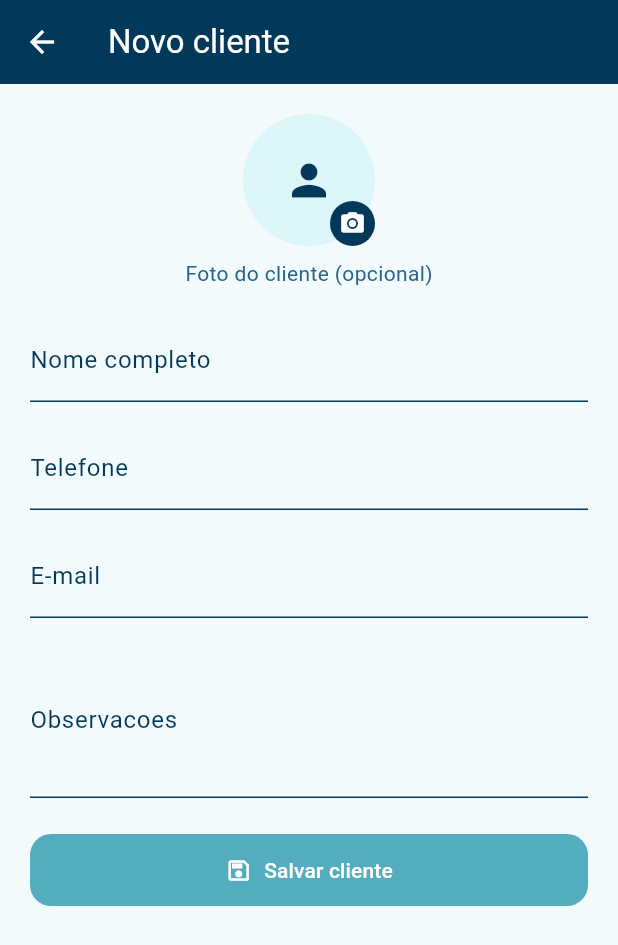
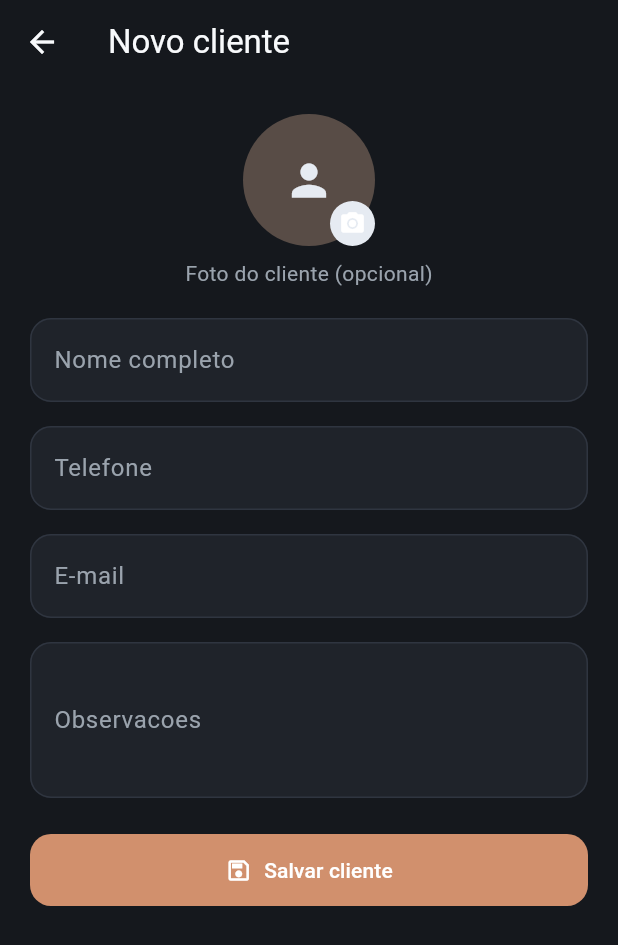
Before and after one commit to Mauricio-HNS/ClientFlow, a Flutter app: the screen it shows after launch, item 2 of the bottom bar chosen, after a tap on the "person add alt 1" icon, on a phone screen of 412 x 824 dp. Shown: the top 945 px of the screen. Run offline on Flutter 3.47's test engine with Material 3 defaults, Android fonts, the phone set to English and light mode, and no system bars; our stand-ins replace image_picker; missing offline and left inert: signalr_core; network calls fail.

Commit message:
Apply Luna metallic style across apps

```diff
--- a/apps/mobile/lib/main.dart
+++ b/apps/mobile/lib/main.dart
@@ -22,15 +22,17 @@ class ClientFlowApp extends StatelessWidget {
   @override
   Widget build(BuildContext context) {
     final colorScheme = ColorScheme(
-      brightness: Brightness.light,
-      primary: ClientFlowPalette.primary,
-      onPrimary: Colors.white,
-      secondary: ClientFlowPalette.accent,
-      onSecondary: ClientFlowPalette.deep,
+      brightness: Brightness.dark,
+      primary: ClientFlowPalette.accent,
+      onPrimary: ClientFlowPalette.deepest,
+      secondary: ClientFlowPalette.primary,
+      onSecondary: ClientFlowPalette.deepest,
       error: const Color(0xFFB91C1C),
       onError: Colors.white,
       surface: ClientFlowPalette.surface,
-      onSurface: ClientFlowPalette.deep,
+      onSurface: ClientFlowPalette.deepest,
+      background: ClientFlowPalette.background,
+      onBackground: ClientFlowPalette.deepest,
     );
 
     return MaterialApp(
@@ -40,18 +42,18 @@ class ClientFlowApp extends StatelessWidget {
         scaffoldBackgroundColor: ClientFlowPalette.background,
         useMaterial3: true,
         appBarTheme: const AppBarTheme(
-          backgroundColor: ClientFlowPalette.deep,
-          foregroundColor: Colors.white,
+          backgroundColor: ClientFlowPalette.background,
+          foregroundColor: ClientFlowPalette.deepest,
           centerTitle: false,
           elevation: 0,
         ),
         navigationBarTheme: NavigationBarThemeData(
           backgroundColor: ClientFlowPalette.surface,
-          indicatorColor: ClientFlowPalette.primary.withOpacity(0.35),
+          indicatorColor: ClientFlowPalette.accent.withOpacity(0.25),
           labelTextStyle: WidgetStateProperty.resolveWith(
             (states) => TextStyle(
               color: states.contains(WidgetState.selected)
-                  ? ClientFlowPalette.deep
+                  ? ClientFlowPalette.deepest
                   : ClientFlowPalette.muted,
               fontWeight: FontWeight.w600,
             ),
@@ -59,15 +61,33 @@ class ClientFlowApp extends StatelessWidget {
           iconTheme: WidgetStateProperty.resolveWith(
             (states) => IconThemeData(
               color: states.contains(WidgetState.selected)
-                  ? ClientFlowPalette.deep
+                  ? ClientFlowPalette.deepest
                   : ClientFlowPalette.muted,
             ),
           ),
         ),
+        inputDecorationTheme: InputDecorationTheme(
+          filled: true,
+          fillColor: ClientFlowPalette.surface,
+          border: OutlineInputBorder(
+            borderRadius: BorderRadius.circular(14),
+            borderSide: const BorderSide(color: ClientFlowPalette.surfaceBorder),
+          ),
+          enabledBorder: OutlineInputBorder(
+            borderRadius: BorderRadius.circular(14),
+            borderSide: const BorderSide(color: ClientFlowPalette.surfaceBorder),
+          ),
+          focusedBorder: OutlineInputBorder(
+            borderRadius: BorderRadius.circular(14),
+            borderSide: const BorderSide(color: ClientFlowPalette.accent, width: 1.4),
+          ),
+          labelStyle: const TextStyle(color: ClientFlowPalette.muted),
+          hintStyle: const TextStyle(color: ClientFlowPalette.muted),
+        ),
         filledButtonTheme: FilledButtonThemeData(
           style: FilledButton.styleFrom(
-            backgroundColor: ClientFlowPalette.primary,
-            foregroundColor: ClientFlowPalette.deep,
+            backgroundColor: ClientFlowPalette.accent,
+            foregroundColor: ClientFlowPalette.deepest,
             padding: const EdgeInsets.symmetric(horizontal: 20, vertical: 14),
             shape: RoundedRectangleBorder(
               borderRadius: BorderRadius.circular(14),
@@ -75,7 +95,7 @@ class ClientFlowApp extends StatelessWidget {
           ),
         ),
         cardTheme: CardThemeData(
-          color: Colors.white,
+          color: ClientFlowPalette.surface,
           elevation: 0,
           margin: EdgeInsets.zero,
           shape: RoundedRectangleBorder(
--- a/apps/mobile/lib/screens/chat_screen.dart
+++ b/apps/mobile/lib/screens/chat_screen.dart
@@ -145,9 +145,10 @@ class _MessageBubble extends StatelessWidget {
     final isSalon = message.isSalon;
     final alignment = isSalon ? Alignment.centerRight : Alignment.centerLeft;
     final color = isSalon
-        ? ClientFlowPalette.primary.withOpacity(0.85)
+        ? ClientFlowPalette.accent.withOpacity(0.9)
         : ClientFlowPalette.surface;
-    final textColor = isSalon ? ClientFlowPalette.deepest : ClientFlowPalette.deep;
+    final textColor =
+        isSalon ? ClientFlowPalette.deepest : ClientFlowPalette.deepest;
 
     return Align(
       alignment: alignment,
--- a/apps/mobile/lib/screens/client_detail_screen.dart
+++ b/apps/mobile/lib/screens/client_detail_screen.dart
@@ -114,13 +114,13 @@ class _Header extends StatelessWidget {
         children: [
           CircleAvatar(
             radius: 30,
-            backgroundColor: ClientFlowPalette.primary.withOpacity(0.4),
+            backgroundColor: ClientFlowPalette.accent.withOpacity(0.35),
             child: Text(
               client.name.isNotEmpty ? client.name[0].toUpperCase() : '?',
               style: const TextStyle(
                 fontSize: 22,
                 fontWeight: FontWeight.bold,
-                color: ClientFlowPalette.deep,
+                color: ClientFlowPalette.deepest,
               ),
             ),
           ),
--- a/apps/mobile/lib/screens/clients_screen.dart
+++ b/apps/mobile/lib/screens/clients_screen.dart
@@ -175,11 +175,11 @@ class _ClientCard extends StatelessWidget {
             children: [
             CircleAvatar(
               radius: 22,
-                backgroundColor: ClientFlowPalette.primary.withOpacity(0.35),
+              backgroundColor: ClientFlowPalette.accent.withOpacity(0.35),
               child: Text(
                 client.name.isNotEmpty ? client.name[0].toUpperCase() : '?',
                 style: const TextStyle(
-                    color: ClientFlowPalette.deep,
+                  color: ClientFlowPalette.deepest,
                   fontWeight: FontWeight.bold,
                 ),
               ),
--- a/apps/mobile/lib/screens/home_screen.dart
+++ b/apps/mobile/lib/screens/home_screen.dart
@@ -141,45 +141,6 @@ Client? _findClient(List<Client> clients, String id) {
   return null;
 }
 
-class _HeroHeader extends StatelessWidget {
-  const _HeroHeader();
-
-  @override
-  Widget build(BuildContext context) {
-    return Container(
-      padding: const EdgeInsets.all(20),
-      decoration: BoxDecoration(
-        gradient: const LinearGradient(
-          colors: [ClientFlowPalette.primary, ClientFlowPalette.accent],
-          begin: Alignment.topLeft,
-          end: Alignment.bottomRight,
-        ),
-        borderRadius: BorderRadius.circular(24),
-      ),
-      child: const Column(
-        crossAxisAlignment: CrossAxisAlignment.start,
-        children: [
-          Text(
-            'Seu fluxo de clientes, sem atrito.',
-            style: TextStyle(
-              fontSize: 22,
-              fontWeight: FontWeight.w700,
-              color: ClientFlowPalette.deepest,
-            ),
-          ),
-          SizedBox(height: 8),
-          Text(
-            'Agenda inteligente, historico completo e follow-ups automaticos.',
-            style: TextStyle(
-              color: ClientFlowPalette.deep,
-            ),
-          ),
-        ],
-      ),
-    );
-  }
-}
-
 class _HomeHeader extends StatelessWidget {
   const _HomeHeader();
 
@@ -209,7 +170,7 @@ class _HomeHeader extends StatelessWidget {
         ),
         const CircleAvatar(
           radius: 22,
-          backgroundColor: ClientFlowPalette.primary,
+          backgroundColor: ClientFlowPalette.surface,
           child: Icon(Icons.person, color: ClientFlowPalette.deepest),
         ),
       ],
@@ -228,6 +189,13 @@ class _AppBrandCard extends StatelessWidget {
         borderRadius: BorderRadius.circular(20),
         color: ClientFlowPalette.surface,
         border: Border.all(color: ClientFlowPalette.surfaceBorder),
+        boxShadow: [
+          BoxShadow(
+            color: Colors.black.withOpacity(0.35),
+            blurRadius: 18,
+            offset: const Offset(0, 10),
+          ),
+        ],
       ),
       child: Row(
         children: [
@@ -235,7 +203,7 @@ class _AppBrandCard extends StatelessWidget {
             width: 54,
             height: 54,
             decoration: BoxDecoration(
-              color: ClientFlowPalette.primary,
+              color: ClientFlowPalette.accent,
               borderRadius: BorderRadius.circular(16),
             ),
             child: const Icon(
@@ -249,7 +217,7 @@ class _AppBrandCard extends StatelessWidget {
               'ClientFlow\nGestao inteligente do seu salao',
               style: TextStyle(
                 fontWeight: FontWeight.w600,
-                color: ClientFlowPalette.deep,
+                color: ClientFlowPalette.deepest,
               ),
             ),
           ),
@@ -269,10 +237,17 @@ class _BusinessPhotoCard extends StatelessWidget {
       decoration: BoxDecoration(
         borderRadius: BorderRadius.circular(22),
         gradient: const LinearGradient(
-          colors: [ClientFlowPalette.accent, ClientFlowPalette.deep],
+          colors: [ClientFlowPalette.dark, ClientFlowPalette.deep],
           begin: Alignment.topLeft,
           end: Alignment.bottomRight,
         ),
+        boxShadow: [
+          BoxShadow(
+            color: Colors.black.withOpacity(0.4),
+            blurRadius: 20,
+            offset: const Offset(0, 12),
+          ),
+        ],
       ),
       child: Stack(
         children: [
@@ -294,7 +269,7 @@ class _BusinessPhotoCard extends StatelessWidget {
                 SizedBox(height: 4),
                 Text(
                   'Foto do comercio (personalizavel)',
-                  style: TextStyle(color: Color(0xFFD6EAF5)),
+                  style: TextStyle(color: ClientFlowPalette.primary),
                 ),
               ],
             ),
@@ -313,18 +288,18 @@ class _DemoBanner extends StatelessWidget {
     return Container(
       padding: const EdgeInsets.all(12),
       decoration: BoxDecoration(
-        color: ClientFlowPalette.primary.withOpacity(0.18),
+        color: ClientFlowPalette.accent.withOpacity(0.15),
         borderRadius: BorderRadius.circular(16),
-        border: Border.all(color: ClientFlowPalette.primary.withOpacity(0.4)),
+        border: Border.all(color: ClientFlowPalette.accent.withOpacity(0.4)),
       ),
       child: const Row(
         children: [
-          Icon(Icons.auto_awesome, color: ClientFlowPalette.deep),
+          Icon(Icons.auto_awesome, color: ClientFlowPalette.primary),
           SizedBox(width: 8),
           Expanded(
             child: Text(
               'Modo demo ativo. Mostrando dados locais enquanto a API nao responde.',
-              style: TextStyle(color: ClientFlowPalette.deep),
+              style: TextStyle(color: ClientFlowPalette.deepest),
             ),
           ),
         ],
--- a/apps/mobile/lib/screens/splash_screen.dart
+++ b/apps/mobile/lib/screens/splash_screen.dart
@@ -42,7 +42,7 @@ class _SplashScreenState extends State<SplashScreen>
   @override
   Widget build(BuildContext context) {
     return Scaffold(
-      backgroundColor: ClientFlowPalette.deepest,
+      backgroundColor: ClientFlowPalette.background,
       body: Center(
         child: FadeTransition(
           opacity: _fade,
@@ -54,7 +54,7 @@ class _SplashScreenState extends State<SplashScreen>
               Text(
                 'ClientFlow',
                 style: TextStyle(
-                  color: Colors.white,
+                  color: ClientFlowPalette.deepest,
                   fontSize: 26,
                   fontWeight: FontWeight.w700,
                 ),
@@ -63,7 +63,7 @@ class _SplashScreenState extends State<SplashScreen>
               Text(
                 'Organize. Encante. Cresca.',
                 style: TextStyle(
-                  color: Color(0xFFB8C8C6),
+                  color: ClientFlowPalette.muted,
                 ),
               ),
             ],
@@ -83,11 +83,11 @@ class _LogoMark extends StatelessWidget {
       width: 72,
       height: 72,
       decoration: BoxDecoration(
-        color: ClientFlowPalette.primary,
+        color: ClientFlowPalette.accent,
         borderRadius: BorderRadius.circular(22),
         boxShadow: [
           BoxShadow(
-            color: Colors.black.withOpacity(0.25),
+            color: ClientFlowPalette.accent.withOpacity(0.35),
             blurRadius: 16,
             offset: const Offset(0, 8),
           ),
--- a/apps/mobile/lib/theme/clientflow_palette.dart
+++ b/apps/mobile/lib/theme/clientflow_palette.dart
@@ -1,13 +1,14 @@
 import 'package:flutter/material.dart';
 
 class ClientFlowPalette {
-  static const primary = Color(0xFFA7EBF2);
-  static const accent = Color(0xFF54ACBF);
-  static const dark = Color(0xFF26658C);
-  static const muted = Color(0xFF26658C);
-  static const deep = Color(0xFF023859);
-  static const deepest = Color(0xFF011C40);
-  static const background = Color(0xFFF3FAFB);
-  static const surface = Color(0xFFFFFFFF);
-  static const surfaceBorder = Color(0xFFD7E7EF);
+  static const primary = Color(0xFFF2C4A5); // warm glow
+  static const accent = Color(0xFFD1906D); // rose gold
+  static const dark = Color(0xFF3A404A);
+  static const muted = Color(0xFF9AA3AD);
+  static const deep = Color(0xFFE6EBF2);
+  static const deepest = Color(0xFFF8FAFC);
+  static const background = Color(0xFF15181D);
+  static const surface = Color(0xFF1F232A);
+  static const surfaceBorder = Color(0xFF2F3540);
+  static const glow = Color(0xFFF7D7C4);
 }
--- a/services/api/appsettings.json
+++ b/services/api/appsettings.json
@@ -7,6 +7,6 @@
   },
   "AllowedHosts": "*",
   "ConnectionStrings": {
-    "Default": "Host=localhost;Port=5432;Database=clientflow;Username=postgres;Password=postgres"
+    "Default": "Host=localhost;Port=5433;Database=clientflow;Username=postgres;Password=postgres"
   }
 }
```
Also changed, not shown: 1 other file. Lines whose indentation alone changed are shown as unchanged.
